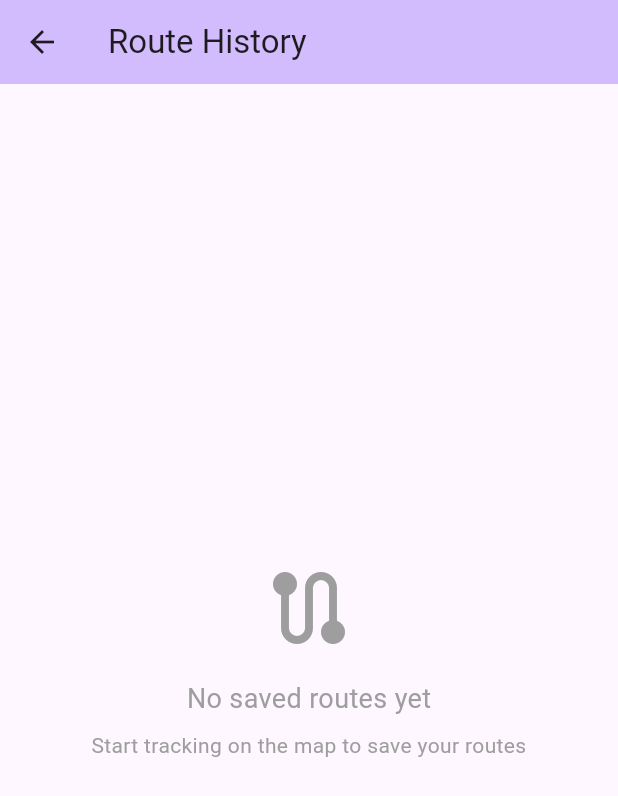
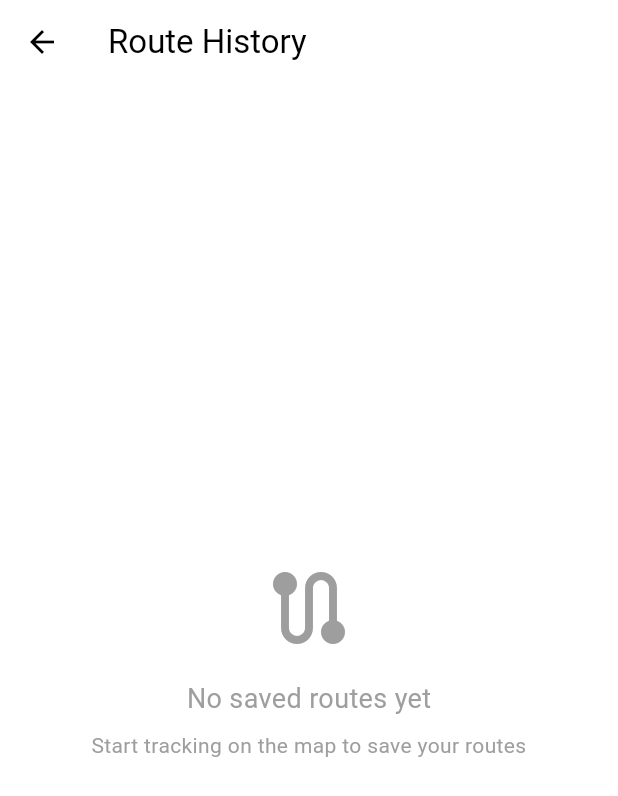
Before and after one commit to kargalar/world_fog, a Flutter app: the screen it shows after launch, after a tap on the "visibility" icon, after a tap on the "person" icon, on a phone screen of 412 x 824 dp. Shown: the top 796 px of the screen. Run offline on Flutter 3.47's test engine with Material 3 defaults, Android fonts, the phone set to English and light mode, and no system bars; our stand-ins replace fl_chart, flutter_local_notifications, geolocator, google_maps_flutter, image_picker, permission_handler and 1 more; statements that could not run were skipped.

Commit message:
app colors

```diff
--- a/lib/pages/home_page.dart
+++ b/lib/pages/home_page.dart
@@ -8,6 +8,7 @@ import '../viewmodels/location_viewmodel.dart';
 import '../viewmodels/map_viewmodel.dart';
 import '../viewmodels/route_viewmodel.dart';
 import '../widgets/main_map_widget.dart';
+import '../utils/app_colors.dart';
 import '../widgets/route_control_panel.dart';
 import '../widgets/route_stats_card.dart';
 import '../widgets/world_fog_app.dart';
@@ -127,8 +128,8 @@ class _HomePageState extends State<HomePage> {
       floatingActionButton: context.watch<RouteViewModel>().isActive
           ? FloatingActionButton(
               onPressed: _addWaypoint,
-              backgroundColor: Colors.deepPurple,
-              child: const Icon(Icons.add_a_photo, color: Colors.white),
+              backgroundColor: AppColors.deepPurple,
+              child: const Icon(Icons.add_a_photo, color: AppColors.white),
             )
           : null,
     );
--- a/lib/pages/profile_page.dart
+++ b/lib/pages/profile_page.dart
@@ -3,6 +3,7 @@ import '../models/route_model.dart';
 import '../services/route_service.dart';
 import 'route_detail_page.dart';
 import '../utils/app_strings.dart';
+import '../utils/app_colors.dart';
 
 class ProfilePage extends StatefulWidget {
   const ProfilePage({super.key});
@@ -51,7 +52,7 @@ class _ProfilePageState extends State<ProfilePage> {
               Navigator.pop(context);
               _deleteRoute(route.id);
             },
-            child: const Text(AppStrings.delete, style: TextStyle(color: Colors.red)),
+            child: const Text(AppStrings.delete, style: TextStyle(color: AppColors.red)),
           ),
         ],
       ),
@@ -102,13 +103,13 @@ class _ProfilePageState extends State<ProfilePage> {
               child: Column(
                 mainAxisAlignment: MainAxisAlignment.center,
                 children: [
-                  Icon(Icons.route, size: 64, color: Colors.grey),
+                  Icon(Icons.route, size: 64, color: AppColors.grey),
                   SizedBox(height: 16),
-                  Text(AppStrings.noSavedRoutes, style: TextStyle(fontSize: 18, color: Colors.grey)),
+                  Text(AppStrings.noSavedRoutes, style: TextStyle(fontSize: 18, color: AppColors.grey)),
                   SizedBox(height: 8),
                   Text(
                     AppStrings.startTrackingToSave,
-                    style: TextStyle(fontSize: 14, color: Colors.grey),
+                    style: TextStyle(fontSize: 14, color: AppColors.grey),
                     textAlign: TextAlign.center,
                   ),
                 ],
@@ -119,10 +120,14 @@ class _ProfilePageState extends State<ProfilePage> {
                 // Statistics cards
                 Container(
                   padding: const EdgeInsets.all(16),
-                  color: Theme.of(context).brightness == Brightness.dark ? const Color(0xFF1F1F1F) : Colors.grey[100],
+                  color: Theme.of(context).brightness == Brightness.dark ? const Color(0xFF1F1F1F) : AppColors.greyShade100,
                   child: Row(
                     mainAxisAlignment: MainAxisAlignment.spaceAround,
-                    children: [_buildStatCard(AppStrings.totalRoutes, '${_routes.length}', Icons.route, Colors.blue), _buildStatCard(AppStrings.totalDistance, _getTotalDistance(), Icons.straighten, Colors.green), _buildStatCard(AppStrings.totalTime, _getTotalDuration(), Icons.timer, Colors.orange)],
+                    children: [
+                      _buildStatCard(AppStrings.totalRoutes, '${_routes.length}', Icons.route, AppColors.blue),
+                      _buildStatCard(AppStrings.totalDistance, _getTotalDistance(), Icons.straighten, AppColors.green),
+                      _buildStatCard(AppStrings.totalTime, _getTotalDuration(), Icons.timer, AppColors.orange),
+                    ],
                   ),
                 ),
                 // Route list
@@ -143,11 +148,11 @@ class _ProfilePageState extends State<ProfilePage> {
                               const SizedBox(height: 4),
                               Row(
                                 children: [
-                                  Icon(Icons.straighten, size: 16, color: Colors.grey[600]),
+                                  Icon(Icons.straighten, size: 16, color: AppColors.greyShade700),
                                   const SizedBox(width: 4),
                                   Text(route.formattedDistance),
                                   const SizedBox(width: 16),
-                                  Icon(Icons.timer, size: 16, color: Colors.grey[600]),
+                                  Icon(Icons.timer, size: 16, color: AppColors.greyShade700),
                                   const SizedBox(width: 4),
                                   Text(route.formattedDuration),
                                 ],
@@ -156,7 +161,7 @@ class _ProfilePageState extends State<ProfilePage> {
                                 const SizedBox(height: 4),
                                 Row(
                                   children: [
-                                    Icon(Icons.coffee, size: 16, color: Colors.orange[600]),
+                                    Icon(Icons.coffee, size: 16, color: AppColors.orangeShade600),
                                     const SizedBox(width: 4),
                                     Text('${AppStrings.breakLabel} ${route.formattedBreakTime}'),
                                   ],
@@ -175,7 +180,7 @@ class _ProfilePageState extends State<ProfilePage> {
                                 },
                               ),
                               IconButton(
-                                icon: const Icon(Icons.delete, color: Colors.red),
+                                icon: const Icon(Icons.delete, color: AppColors.red),
                                 onPressed: () => _showDeleteConfirmation(route),
                               ),
                             ],
@@ -196,7 +201,7 @@ class _ProfilePageState extends State<ProfilePage> {
       children: [
         Icon(icon, color: color, size: 24),
         const SizedBox(height: 8),
-        Text(title, style: const TextStyle(fontSize: 12, color: Colors.grey)),
+        Text(title, style: const TextStyle(fontSize: 12, color: AppColors.grey)),
         const SizedBox(height: 4),
         Text(
           value,
--- /dev/null
+++ b/lib/utils/app_colors.dart
@@ -0,0 +1,53 @@
+import 'package:flutter/material.dart';
+
+/// Application colors
+class AppColors {
+  // Primary colors
+  static const Color primary = Color(0xFF6200EE);
+  static const Color primaryVariant = Color(0xFF3700B3);
+  static const Color secondary = Color(0xFF03DAC6);
+  static const Color secondaryVariant = Color(0xFF018786);
+
+  // Background colors
+  static const Color background = Color(0xFFFFFFFF);
+  static const Color surface = Color(0xFFFFFFFF);
+  static const Color error = Color(0xFFB00020);
+
+  // Text colors
+  static const Color onPrimary = Color(0xFFFFFFFF);
+  static const Color onSecondary = Color(0xFF000000);
+  static const Color onBackground = Color(0xFF000000);
+  static const Color onSurface = Color(0xFF000000);
+  static const Color onError = Color(0xFFFFFFFF);
+
+  // Additional colors
+  static const Color accent = Color(0xFFFFC107);
+  static const Color divider = Color(0xFFBDBDBD);
+
+  // Common colors
+  static const Color grey = Colors.grey;
+  static const Color greyShade100 = Color(0xFFF5F5F5);
+  static const Color greyShade300 = Color(0xFFE0E0E0);
+  static const Color greyShade500 = Color(0xFF9E9E9E);
+  static const Color greyShade700 = Color(0xFF616161);
+  static const Color red = Colors.red;
+  static const Color blue = Colors.blue;
+  static const Color green = Colors.green;
+  static const Color greenShade700 = Color(0xFF388E3C);
+  static const Color orange = Colors.orange;
+  static const Color orangeShade600 = Color(0xFFFB8C00);
+  static const Color cyan = Colors.cyan;
+  static const Color brown = Colors.brown;
+  static const Color purple = Colors.purple;
+  static const Color amber = Colors.amber;
+  static const Color deepPurple = Colors.deepPurple;
+  static const Color transparent = Colors.transparent;
+  static const Color lightBlue = Colors.lightBlue;
+  static const Color teal = Colors.teal;
+  static const Color lightGreen = Colors.lightGreen;
+  static const Color yellow = Colors.yellow;
+  static const Color deepOrange = Colors.deepOrange;
+  static const Color blueGrey = Colors.blueGrey;
+  static const Color black = Colors.black;
+  static const Color white = Colors.white;
+}
--- /dev/null
+++ b/lib/utils/app_theme.dart
@@ -0,0 +1,24 @@
+import 'package:flutter/material.dart';
+import 'app_colors.dart';
+
+/// Application theme data
+class AppTheme {
+  static ThemeData get lightTheme {
+    return ThemeData(
+      colorScheme: const ColorScheme(
+        primary: AppColors.primary,
+        primaryContainer: AppColors.primaryVariant,
+        secondary: AppColors.secondary,
+        secondaryContainer: AppColors.secondaryVariant,
+        surface: AppColors.surface,
+        error: AppColors.error,
+        onPrimary: AppColors.onPrimary,
+        onSecondary: AppColors.onSecondary,
+        onSurface: AppColors.onSurface,
+        onError: AppColors.onError,
+        brightness: Brightness.light,
+      ),
+      useMaterial3: true,
+    );
+  }
+}
--- a/lib/widgets/main_map_widget.dart
+++ b/lib/widgets/main_map_widget.dart
@@ -8,6 +8,7 @@ import '../viewmodels/map_viewmodel.dart';
 import '../viewmodels/route_viewmodel.dart';
 import '../pages/profile_page.dart';
 import '../pages/settings_page.dart';
+import '../utils/app_colors.dart';
 import '../utils/app_strings.dart';
 import 'waypoint_dialog.dart';
 
@@ -27,15 +28,15 @@ class MarkerIcons {
   static Future<void> initialize() async {
     if (_initialized) return;
 
-    currentLocation = await _createCustomMarker(Icons.my_location, Colors.blue, 40);
-    routeStart = await _createCustomMarker(Icons.flag, Colors.green, 45);
-    routeEnd = await _createCustomMarker(Icons.flag_outlined, Colors.red, 45);
-    breakPoint = await _createCustomMarker(Icons.coffee, Colors.brown, 40);
-    scenery = await _createCustomMarker(Icons.landscape, Colors.green.shade700, 40);
-    fountain = await _createCustomMarker(Icons.water_drop, Colors.blue, 40);
-    junction = await _createCustomMarker(Icons.alt_route, Colors.orange, 40);
-    waterfall = await _createCustomMarker(Icons.water, Colors.cyan, 40);
-    other = await _createCustomMarker(Icons.location_on, Colors.purple, 40);
+    currentLocation = await _createCustomMarker(Icons.my_location, AppColors.blue, 40);
+    routeStart = await _createCustomMarker(Icons.flag, AppColors.green, 45);
+    routeEnd = await _createCustomMarker(Icons.flag_outlined, AppColors.red, 45);
+    breakPoint = await _createCustomMarker(Icons.coffee, AppColors.brown, 40);
+    scenery = await _createCustomMarker(Icons.landscape, AppColors.greenShade700, 40);
+    fountain = await _createCustomMarker(Icons.water_drop, AppColors.blue, 40);
+    junction = await _createCustomMarker(Icons.alt_route, AppColors.orange, 40);
+    waterfall = await _createCustomMarker(Icons.water, AppColors.cyan, 40);
+    other = await _createCustomMarker(Icons.location_on, AppColors.purple, 40);
 
     _initialized = true;
   }
@@ -45,7 +46,7 @@ class MarkerIcons {
     final canvas = Canvas(pictureRecorder);
     final paint = Paint()..color = color;
     final shadowPaint = Paint()
-      ..color = Colors.black.withValues(alpha: 0.3)
+      ..color = AppColors.black.withValues(alpha: 0.3)
       ..maskFilter = const MaskFilter.blur(BlurStyle.normal, 2);
 
     final double markerSize = size;
@@ -59,7 +60,7 @@ class MarkerIcons {
 
     // Draw white border
     final borderPaint = Paint()
-      ..color = Colors.white
+      ..color = AppColors.white
       ..style = PaintingStyle.stroke
       ..strokeWidth = 2;
     canvas.drawCircle(Offset(markerSize / 2, markerSize / 2), markerSize / 2 - 2, borderPaint);
@@ -68,7 +69,7 @@ class MarkerIcons {
     final textPainter = TextPainter(textDirection: TextDirection.ltr);
     textPainter.text = TextSpan(
       text: String.fromCharCode(icon.codePoint),
-      style: TextStyle(fontSize: iconSize, fontFamily: icon.fontFamily, package: icon.fontPackage, color: Colors.white),
+      style: TextStyle(fontSize: iconSize, fontFamily: icon.fontFamily, package: icon.fontPackage, color: AppColors.white),
     );
     textPainter.layout();
     textPainter.paint(canvas, Offset((markerSize - textPainter.width) / 2, (markerSize - textPainter.height) / 2));
@@ -209,7 +210,7 @@ class _MainMapWidgetState extends State<MainMapWidget> {
     showModalBottomSheet(
       context: context,
       isScrollControlled: true,
-      backgroundColor: Colors.transparent,
+      backgroundColor: AppColors.transparent,
       builder: (context) => WaypointDetailSheet(
         waypoint: waypoint,
         onDelete: () {
@@ -228,13 +229,13 @@ class _MainMapWidgetState extends State<MainMapWidget> {
     if (mapVM.showPastRoutes && routeVM.pastRoutes.isNotEmpty) {
       for (int i = 0; i < routeVM.pastRoutes.length; i++) {
         final route = routeVM.pastRoutes[i];
-        polylines.add(Polyline(polylineId: PolylineId('past_route_$i'), points: route.routePoints.map((point) => point.position).toList(), color: Colors.yellow, width: 4));
+        polylines.add(Polyline(polylineId: PolylineId('past_route_$i'), points: route.routePoints.map((point) => point.position).toList(), color: AppColors.yellow, width: 4));
       }
     }
 
     // Mevcut rota
     if (routeVM.isTracking && routeVM.currentRoutePoints.isNotEmpty) {
-      polylines.add(Polyline(polylineId: const PolylineId('current_route'), points: routeVM.currentRoutePoints.map((point) => point.position).toList(), color: Colors.red, width: 4));
+      polylines.add(Polyline(polylineId: const PolylineId('current_route'), points: routeVM.currentRoutePoints.map((point) => point.position).toList(), color: AppColors.red, width: 4));
     }
 
     return polylines;
@@ -259,7 +260,7 @@ class _MainMapWidgetState extends State<MainMapWidget> {
         final minLng = lngGrid * gridSizeDegrees;
         final maxLng = (lngGrid + 1) * gridSizeDegrees;
 
-        polygons.add(Polygon(polygonId: PolygonId('grid_$index'), points: [LatLng(minLat, minLng), LatLng(maxLat, minLng), LatLng(maxLat, maxLng), LatLng(minLat, maxLng)], fillColor: Colors.blue.withValues(alpha: 0.2), strokeColor: Colors.blue.withValues(alpha: 0.5), strokeWidth: 1));
+        polygons.add(Polygon(polygonId: PolygonId('grid_$index'), points: [LatLng(minLat, minLng), LatLng(maxLat, minLng), LatLng(maxLat, maxLng), LatLng(minLat, maxLng)], fillColor: AppColors.blue.withValues(alpha: 0.2), strokeColor: AppColors.blue.withValues(alpha: 0.5), strokeWidth: 1));
         index++;
       } catch (e) {
         continue;
@@ -284,7 +285,7 @@ class MapControlButtons extends StatelessWidget {
           child: Column(
             children: [
               // Map type button
-              _buildControlButton(icon: _getMapTypeIcon(mapVM.mapType), onPressed: () => _showMapTypeSelector(context, mapVM), backgroundColor: Colors.white, iconColor: Colors.grey, tooltip: 'Harita Görünümü'),
+              _buildControlButton(icon: _getMapTypeIcon(mapVM.mapType), onPressed: () => _showMapTypeSelector(context, mapVM), backgroundColor: AppColors.white, iconColor: AppColors.grey, tooltip: 'Harita Görünümü'),
 
               const SizedBox(height: 8),
 
@@ -299,8 +300,8 @@ class MapControlButtons extends StatelessWidget {
                     }
                   }
                 },
-                backgroundColor: mapVM.isFollowingLocation ? Colors.blue : Colors.white,
-                iconColor: mapVM.isFollowingLocation ? Colors.white : Colors.grey,
+                backgroundColor: mapVM.isFollowingLocation ? AppColors.blue : AppColors.white,
+                iconColor: mapVM.isFollowingLocation ? AppColors.white : AppColors.grey,
                 tooltip: AppStrings.followMyLocation,
               ),
 
@@ -310,8 +311,8 @@ class MapControlButtons extends StatelessWidget {
               _buildControlButton(
                 icon: mapVM.showPastRoutes ? Icons.visibility_off : Icons.visibility,
                 onPressed: () => mapVM.togglePastRoutes(),
-                backgroundColor: mapVM.showPastRoutes ? Colors.orange : Colors.white,
-                iconColor: mapVM.showPastRoutes ? Colors.white : Colors.grey,
+                backgroundColor: mapVM.showPastRoutes ? AppColors.orange : AppColors.white,
+                iconColor: mapVM.showPastRoutes ? AppColors.white : AppColors.grey,
                 tooltip: AppStrings.pastRoutes,
               ),
 
@@ -321,8 +322,8 @@ class MapControlButtons extends StatelessWidget {
               _buildControlButton(
                 icon: Icons.person,
                 onPressed: () => Navigator.push(context, MaterialPageRoute(builder: (context) => const ProfilePage())),
-                backgroundColor: Colors.white,
-                iconColor: Colors.grey,
+                backgroundColor: AppColors.white,
+                iconColor: AppColors.grey,
                 tooltip: AppStrings.profileAndRouteHistory,
               ),
 
@@ -337,8 +338,8 @@ class MapControlButtons extends StatelessWidget {
                     builder: (context) => SettingsPage(onRadiusChanged: (newRadius) => mapVM.updateExplorationRadius(newRadius), onOpacityChanged: (newOpacity) => mapVM.updateAreaOpacity(newOpacity)),
                   ),
                 ),
-                backgroundColor: Colors.white,
-                iconColor: Colors.grey,
+                backgroundColor: AppColors.white,
+                iconColor: AppColors.grey,
                 tooltip: AppStrings.settings,
               ),
             ],
@@ -404,18 +405,18 @@ class MapControlButtons extends StatelessWidget {
         width: 80,
         padding: const EdgeInsets.all(12),
         decoration: BoxDecoration(
-          color: isSelected ? Theme.of(context).primaryColor.withValues(alpha: 0.1) : Colors.grey.withValues(alpha: 0.1),
+          color: isSelected ? Theme.of(context).primaryColor.withValues(alpha: 0.1) : AppColors.grey.withValues(alpha: 0.1),
           borderRadius: BorderRadius.circular(12),
-          border: Border.all(color: isSelected ? Theme.of(context).primaryColor : Colors.transparent, width: 2),
+          border: Border.all(color: isSelected ? Theme.of(context).primaryColor : AppColors.transparent, width: 2),
         ),
         child: Column(
           mainAxisSize: MainAxisSize.min,
           children: [
-            Icon(icon, size: 32, color: isSelected ? Theme.of(context).primaryColor : Colors.grey),
+            Icon(icon, size: 32, color: isSelected ? Theme.of(context).primaryColor : AppColors.grey),
             const SizedBox(height: 4),
             Text(
               label,
-              style: TextStyle(fontSize: 12, fontWeight: isSelected ? FontWeight.bold : FontWeight.normal, color: isSelected ? Theme.of(context).primaryColor : Colors.grey),
+              style: TextStyle(fontSize: 12, fontWeight: isSelected ? FontWeight.bold : FontWeight.normal, color: isSelected ? Theme.of(context).primaryColor : AppColors.grey),
             ),
           ],
         ),
@@ -430,7 +431,7 @@ class MapControlButtons extends StatelessWidget {
         decoration: BoxDecoration(
           color: backgroundColor,
           shape: BoxShape.circle,
-          boxShadow: [BoxShadow(color: Colors.black.withValues(alpha: 0.2), blurRadius: 4, offset: const Offset(0, 2))],
+          boxShadow: [BoxShadow(color: AppColors.black.withValues(alpha: 0.2), blurRadius: 4, offset: const Offset(0, 2))],
         ),
         child: IconButton(
           icon: Icon(icon, color: iconColor),
--- a/lib/widgets/route_control_panel.dart
+++ b/lib/widgets/route_control_panel.dart
@@ -1,5 +1,6 @@
 import 'package:flutter/material.dart';
 import '../utils/app_strings.dart';
+import '../utils/app_colors.dart';
 
 class RouteControlPanel extends StatelessWidget {
   final bool isTracking;
@@ -21,7 +22,7 @@ class RouteControlPanel extends StatelessWidget {
             onPressed: onStartTracking,
             icon: const Icon(Icons.play_arrow),
             label: const Text(AppStrings.startTracking),
-            style: ElevatedButton.styleFrom(backgroundColor: Colors.green, foregroundColor: Colors.white),
+            style: ElevatedButton.styleFrom(backgroundColor: AppColors.green, foregroundColor: AppColors.white),
           ),
         ] else ...[
           if (!isPaused) ...[
@@ -29,7 +30,7 @@ class RouteControlPanel extends StatelessWidget {
               onPressed: onPauseTracking,
               icon: const Icon(Icons.pause),
               label: const Text(AppStrings.pause),
-              style: ElevatedButton.styleFrom(backgroundColor: Colors.orange, foregroundColor: Colors.white),
+              style: ElevatedButton.styleFrom(backgroundColor: AppColors.orange, foregroundColor: AppColors.white),
             ),
             const SizedBox(width: 8),
           ] else ...[
@@ -37,7 +38,7 @@ class RouteControlPanel extends StatelessWidget {
               onPressed: onResumeTracking,
               icon: const Icon(Icons.play_arrow),
               label: const Text(AppStrings.resume),
-              style: ElevatedButton.styleFrom(backgroundColor: Colors.green, foregroundColor: Colors.white),
+              style: ElevatedButton.styleFrom(backgroundColor: AppColors.green, foregroundColor: AppColors.white),
             ),
             const SizedBox(width: 8),
           ],
@@ -45,7 +46,7 @@ class RouteControlPanel extends StatelessWidget {
             onPressed: onStopTracking,
             icon: const Icon(Icons.stop),
             label: const Text(AppStrings.stop),
-            style: ElevatedButton.styleFrom(backgroundColor: Colors.red, foregroundColor: Colors.white),
+            style: ElevatedButton.styleFrom(backgroundColor: AppColors.red, foregroundColor: AppColors.white),
           ),
         ],
       ],
--- a/lib/widgets/stat_widgets.dart
+++ b/lib/widgets/stat_widgets.dart
@@ -1,4 +1,5 @@
 import 'package:flutter/material.dart';
+import '../utils/app_colors.dart';
 
 class StatCard extends StatelessWidget {
   final String title;
@@ -14,7 +15,7 @@ class StatCard extends StatelessWidget {
       children: [
         Icon(icon, color: color, size: 24),
         const SizedBox(height: 8),
-        Text(title, style: const TextStyle(fontSize: 12, color: Colors.grey)),
+        Text(title, style: const TextStyle(fontSize: 12, color: AppColors.grey)),
         const SizedBox(height: 4),
         Text(
           value,
@@ -34,7 +35,7 @@ class StatsRow extends StatelessWidget {
   Widget build(BuildContext context) {
     return Container(
       padding: const EdgeInsets.all(16),
-      color: Theme.of(context).brightness == Brightness.dark ? const Color(0xFF1F1F1F) : Colors.grey[100],
+      color: Theme.of(context).brightness == Brightness.dark ? const Color(0xFF1F1F1F) : AppColors.greyShade100,
       child: Row(mainAxisAlignment: MainAxisAlignment.spaceAround, children: stats),
     );
   }
--- a/lib/widgets/world_fog_app.dart
+++ b/lib/widgets/world_fog_app.dart
@@ -5,6 +5,8 @@ import '../viewmodels/map_viewmodel.dart';
 import '../viewmodels/route_viewmodel.dart';
 import '../pages/home_page.dart';
 import '../utils/app_strings.dart';
+import '../utils/app_theme.dart';
+import '../utils/app_colors.dart';
 
 /// Main application widget
 class WorldFogApp extends StatelessWidget {
@@ -15,10 +17,7 @@ class WorldFogApp extends StatelessWidget {
     return MaterialApp(
       title: AppStrings.appName,
       debugShowCheckedModeBanner: false,
-      theme: ThemeData(
-        colorScheme: ColorScheme.fromSeed(seedColor: Colors.deepPurple, brightness: Brightness.light),
-        useMaterial3: true,
-      ),
+      theme: AppTheme.lightTheme,
       themeMode: ThemeMode.light,
       home: MultiProvider(
         providers: [
@@ -157,7 +156,7 @@ class _AppInitializerState extends State<AppInitializer> with WidgetsBindingObse
           child: Column(
             mainAxisAlignment: MainAxisAlignment.center,
             children: [
-              const Icon(Icons.error_outline, size: 64, color: Colors.red),
+              const Icon(Icons.error_outline, size: 64, color: AppColors.red),
               const SizedBox(height: 16),
               Text(_errorMessage!, textAlign: TextAlign.center, style: const TextStyle(fontSize: 16)),
               const SizedBox(height: 16),
@@ -196,7 +195,7 @@ class ErrorDisplay extends StatelessWidget {
         child: Column(
           mainAxisAlignment: MainAxisAlignment.center,
           children: [
-            const Icon(Icons.error_outline, size: 64, color: Colors.red),
+            const Icon(Icons.error_outline, size: 64, color: AppColors.red),
             const SizedBox(height: 16),
             Text(message, textAlign: TextAlign.center, style: Theme.of(context).textTheme.bodyLarge),
             if (onRetry != null) ...[const SizedBox(height: 16), ElevatedButton(onPressed: onRetry, child: const Text(AppStrings.tryAgain))],
@@ -234,11 +233,11 @@ class SnackBarHelper {
     ScaffoldMessenger.of(context).showSnackBar(
       SnackBar(
         content: Text(message),
-        backgroundColor: Colors.red,
+        backgroundColor: AppColors.red,
         duration: const Duration(seconds: 3),
         action: SnackBarAction(
           label: AppStrings.close,
-          textColor: Colors.white,
+          textColor: AppColors.white,
           onPressed: () {
             ScaffoldMessenger.of(context).hideCurrentSnackBar();
           },
@@ -248,10 +247,10 @@ class SnackBarHelper {
   }
 
   static void showSuccess(BuildContext context, String message) {
-    ScaffoldMessenger.of(context).showSnackBar(SnackBar(content: Text(message), backgroundColor: Colors.green, duration: const Duration(seconds: 2)));
+    ScaffoldMessenger.of(context).showSnackBar(SnackBar(content: Text(message), backgroundColor: AppColors.green, duration: const Duration(seconds: 2)));
   }
 
   static void showInfo(BuildContext context, String message) {
-    ScaffoldMessenger.of(context).showSnackBar(SnackBar(content: Text(message), backgroundColor: Colors.blue, duration: const Duration(seconds: 2)));
+    ScaffoldMessenger.of(context).showSnackBar(SnackBar(content: Text(message), backgroundColor: AppColors.blue, duration: const Duration(seconds: 2)));
   }
 }
```
Also changed, not shown: lib/pages/route_detail_page.dart (+44 -43 lines), lib/pages/settings_page.dart (+5 -4 lines), lib/widgets/elevation_chart.dart (+13 -12 lines), lib/widgets/exploration_map_widget.dart (+23 -4 lines), lib/widgets/map_control_buttons.dart (+12 -5 lines), lib/widgets/route_name_dialog.dart (+11 -10 lines), lib/widgets/route_save_bottomsheet.dart (+24 -23 lines), lib/widgets/route_simulation_controls.dart (+8 -7 lines), lib/widgets/route_stats_card.dart (+10 -9 lines), lib/widgets/waypoint_dialog.dart (+21 -20 lines), 1 other file.
